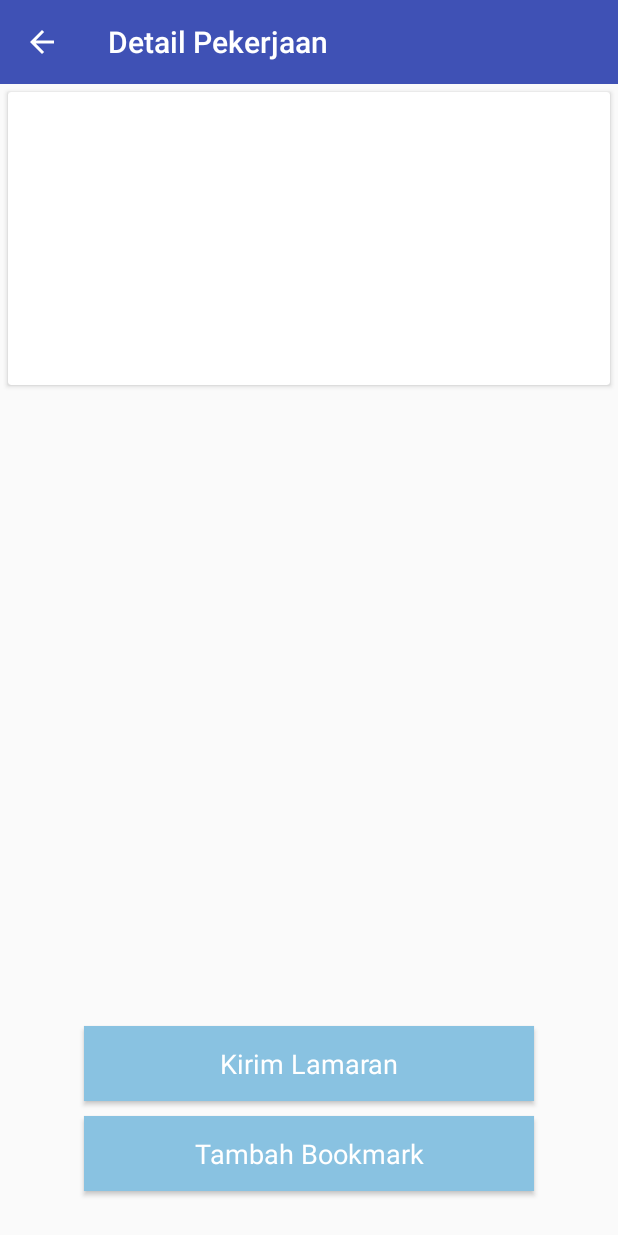
After one commit to renaldysa18/D-loker, an Android app: the TimelineDetail screen opened directly, with no data from a screen before it, on a phone screen of 412 x 824 dp. The commit adds this screen. Run offline under Robolectric (Android 15) with nearby library versions, the phone set to English and light mode, and no system bars; our stand-ins replace Firebase (no records; nobody signed in at launch, a user with empty details on screens opened directly).

Commit message:
add detail, minus image

```diff
--- a/app/src/main/AndroidManifest.xml
+++ b/app/src/main/AndroidManifest.xml
@@ -1,7 +1,6 @@
 <?xml version="1.0" encoding="utf-8"?>
 <manifest xmlns:android="http://schemas.android.com/apk/res/android"
     package="com.example.renaldysabdojatip.dloker">
-
 
     <application
         android:allowBackup="true"
@@ -28,7 +27,10 @@
         <activity
             android:name=".MainActivity"
             android:label="@string/app_name"
-            android:theme="@style/AppTheme.NoActionBar"></activity>
+            android:theme="@style/AppTheme.NoActionBar" />
+        <activity android:name=".TimelineDetail"
+            android:theme="@style/AppTheme.NoActionBar"
+            />
     </application>
 
 </manifest>
--- a/app/src/main/java/com/example/renaldysabdojatip/dloker/Timeline.java
+++ b/app/src/main/java/com/example/renaldysabdojatip/dloker/Timeline.java
@@ -2,16 +2,25 @@ package com.example.renaldysabdojatip.dloker;
 
 public class Timeline {
 
-    private String title, perusahaan, lokasi;
+    private String title, perusahaan, lokasi, detail;
 
     public Timeline(){
 
     }
 
-    public Timeline(String title, String perusahaan, String lokasi) {
+    public Timeline(String title, String perusahaan, String lokasi, String detail) {
         this.title = title;
         this.perusahaan = perusahaan;
         this.lokasi = lokasi;
+        this.detail = detail;
+    }
+
+    public String getDetail() {
+        return detail;
+    }
+
+    public void setDetail(String detail) {
+        this.detail = detail;
     }
 
     public String getTitle() {
--- a/app/src/main/java/com/example/renaldysabdojatip/dloker/TimelineAdapter.java
+++ b/app/src/main/java/com/example/renaldysabdojatip/dloker/TimelineAdapter.java
@@ -1,6 +1,7 @@
 package com.example.renaldysabdojatip.dloker;
 
 import android.content.Context;
+import android.content.Intent;
 import android.support.annotation.NonNull;
 import android.support.v7.widget.CardView;
 import android.support.v7.widget.RecyclerView;
@@ -17,6 +18,7 @@ public class TimelineAdapter extends RecyclerView.Adapter<TimelineAdapter.Timeli
     public CardView cardView;
     List<Timeline> timelines;
 
+
     public TimelineAdapter(Context mCtx, List<Timeline> timelines) {
         this.mCtx = mCtx;
         this.timelines = timelines;
@@ -31,11 +33,32 @@ public class TimelineAdapter extends RecyclerView.Adapter<TimelineAdapter.Timeli
     }
 
     @Override
-    public void onBindViewHolder(@NonNull TimelineViewHolder holder, int position) {
+    public void onBindViewHolder(@NonNull TimelineViewHolder holder, final int position) {
         Timeline tm = timelines.get(position);
         holder.tvtitle.setText(tm.getTitle());
         holder.tvperusahaan.setText(tm.getPerusahaan());
         holder.tvlokasi.setText(tm.getLokasi());
+
+        final String title = tm.getTitle();
+        final String perusahaan = tm.getPerusahaan();
+        final String lokasi = tm.getLokasi();
+        final String detail = tm.getDetail();
+
+        holder.mCardview.setOnClickListener(new View.OnClickListener() {
+            @Override
+            public void onClick(View v) {
+                Intent intent = new Intent(v.getContext(), TimelineDetail.class);
+                intent.putExtra("Title", title);
+                intent.putExtra("Perusahaan", perusahaan);
+                intent.putExtra("Lokasi", lokasi);
+                intent.putExtra("DetailPekerjaan", detail);
+                v.getContext().startActivity(intent);
+
+
+
+                //Toast.makeText(v.getContext(), String.valueOf(position), Toast.LENGTH_SHORT).show();
+            }
+        });
     }
 
     @Override
--- /dev/null
+++ b/app/src/main/java/com/example/renaldysabdojatip/dloker/TimelineDetail.java
@@ -0,0 +1,62 @@
+package com.example.renaldysabdojatip.dloker;
+
+import android.support.v7.app.AppCompatActivity;
+import android.os.Bundle;
+import android.view.View;
+import android.widget.TextView;
+
+import com.google.firebase.database.DatabaseReference;
+import com.google.firebase.database.FirebaseDatabase;
+
+import java.util.ArrayList;
+import java.util.List;
+
+public class TimelineDetail extends AppCompatActivity {
+
+    DatabaseReference mDatabase = FirebaseDatabase.getInstance().getReference();
+    List<Timeline> timelines = new ArrayList<>();
+    TimelineAdapter adapter;
+
+    TextView tvTitle, tvPerusahaan, tvLokasi, tvDetail;
+    String sTitle, sPerusahaan, sLokasi, sDetail;
+
+    public TimelineDetail() {
+    }
+
+
+
+    @Override
+    protected void onCreate(Bundle savedInstanceState) {
+        super.onCreate(savedInstanceState);
+        setContentView(R.layout.activity_timeline_detail);
+
+        android.support.v7.widget.Toolbar toolbar = (android.support.v7.widget.Toolbar)findViewById(R.id.toobar_detail);
+        toolbar.setTitle(getString(R.string.Detail_pekerjaan));
+        toolbar.setNavigationIcon(R.drawable.ic_arrow_back);
+
+        toolbar.setNavigationOnClickListener(new View.OnClickListener() {
+            @Override
+            public void onClick(View v) {
+                finish();
+            }
+        });
+
+        Bundle extras = getIntent().getExtras();
+
+        if (extras != null) {
+            sTitle = extras.getString("Title");
+            sPerusahaan = extras.getString("Perusahaan");
+            sLokasi = extras.getString("Lokasi");
+            sDetail = extras.getString("DetailPekerjaan");
+        }
+        tvTitle = (TextView)findViewById(R.id.textViewTitle_timeline);
+        tvLokasi = (TextView)findViewById(R.id.textViewLokasi_timeline_detail);
+        tvPerusahaan = (TextView)findViewById(R.id.textViewPerusahaan_timeline);
+        tvDetail = (TextView)findViewById(R.id.deksripsi_detail);
+
+        tvTitle.setText(sTitle);
+        tvPerusahaan.setText(sPerusahaan);
+        tvLokasi.setText(sLokasi);
+        tvDetail.setText(sDetail);
+    }
+}
--- a/app/src/main/java/com/example/renaldysabdojatip/dloker/TimelineFragment.java
+++ b/app/src/main/java/com/example/renaldysabdojatip/dloker/TimelineFragment.java
@@ -56,7 +56,8 @@ public class TimelineFragment extends Fragment {
                     String title  = ds.child("Title").getValue(String.class);
                     String perusahaan = ds.child("Perusahaan").getValue(String.class);
                     String lokasi = ds.child("Lokasi").getValue(String.class);
-                    timelines.add(new Timeline(title, perusahaan, lokasi));
+                    String detail = ds.child("DetailPekerjaan").getValue(String.class);
+                    timelines.add(new Timeline(title, perusahaan, lokasi,detail));
                 }
 
                 adapter = new TimelineAdapter(getContext(), timelines);
--- /dev/null
+++ b/app/src/main/res/drawable/ic_arrow_back.xml
@@ -0,0 +1,5 @@
+<vector android:height="24dp" android:tint="#FFFFFF"
+    android:viewportHeight="24.0" android:viewportWidth="24.0"
+    android:width="24dp" xmlns:android="http://schemas.android.com/apk/res/android">
+    <path android:fillColor="#FF000000" android:pathData="M20,11H7.83l5.59,-5.59L12,4l-8,8 8,8 1.41,-1.41L7.83,13H20v-2z"/>
+</vector>
--- /dev/null
+++ b/app/src/main/res/layout/activity_timeline_detail.xml
@@ -0,0 +1,132 @@
+<?xml version="1.0" encoding="utf-8"?>
+<RelativeLayout xmlns:android="http://schemas.android.com/apk/res/android"
+    xmlns:app="http://schemas.android.com/apk/res-auto"
+    xmlns:tools="http://schemas.android.com/tools"
+    android:layout_width="match_parent"
+    android:layout_height="match_parent"
+    tools:context=".TimelineDetail">
+
+    <android.support.v7.widget.Toolbar
+        android:id="@+id/toobar_detail"
+        android:background="?attr/colorPrimary"
+        android:minHeight="?attr/actionBarSize"
+        app:theme="@style/ThemeOverlay.AppCompat.Dark"
+        android:layout_width="match_parent"
+        android:layout_height="wrap_content">
+
+    </android.support.v7.widget.Toolbar>
+
+    <LinearLayout
+        android:id="@+id/content_detail_timline"
+        android:layout_below="@id/toobar_detail"
+        android:gravity="center"
+        android:layout_width="match_parent"
+        android:layout_height="match_parent"
+        android:orientation="vertical">
+
+        <android.support.v7.widget.CardView
+            android:id="@+id/detail_timeline_card"
+            android:layout_width="match_parent"
+            android:layout_height="0dp"
+            android:layout_weight="1"
+            android:layout_margin="5dp">
+
+            <RelativeLayout
+                android:layout_width="match_parent"
+                android:layout_height="wrap_content"
+                android:padding="8dp">
+
+                <ImageView
+                    android:id="@+id/imageView_timeline"
+                    android:layout_width="120dp"
+                    android:layout_height="90dp"
+                    android:padding="4dp" />
+
+                <TextView
+                    android:id="@+id/textViewTitle_timeline"
+                    android:layout_width="wrap_content"
+                    android:layout_height="wrap_content"
+                    android:layout_marginLeft="5dp"
+                    android:layout_toRightOf="@id/imageView_timeline"
+                    android:text="Penerjemah Literasi"
+                    android:textAppearance="@style/Base.TextAppearance.AppCompat.Medium"
+                    android:textColor="#000000" />
+
+                <TextView
+                    android:id="@+id/textViewPerusahaan_timeline"
+                    android:layout_width="wrap_content"
+                    android:layout_height="wrap_content"
+                    android:layout_below="@id/textViewTitle_timeline"
+                    android:layout_marginLeft="5dp"
+                    android:layout_marginTop="5dp"
+                    android:layout_toRightOf="@id/imageView_timeline"
+                    android:text="Perpustakaan Imam"
+                    android:textAppearance="@style/Base.TextAppearance.AppCompat.Small" />
+
+                <TextView
+                    android:id="@+id/textViewLokasi_timeline_detail"
+                    android:layout_width="wrap_content"
+                    android:layout_height="wrap_content"
+                    android:layout_below="@id/textViewPerusahaan_timeline"
+                    android:layout_marginLeft="5dp"
+                    android:layout_marginTop="5dp"
+                    android:layout_toRightOf="@id/imageView_timeline"
+                    android:paddingLeft="15dp"
+                    android:paddingRight="15dp"
+                    android:text="Jakarta" />
+
+                <!--<TextView
+                    android:id="@+id/textViewWaktu_timeline"
+                    android:layout_width="wrap_content"
+                    android:layout_height="wrap_content"
+                    android:layout_below="@id/textViewLokasi_timeline"
+                    android:layout_marginLeft="5dp"
+                    android:layout_marginTop="5dp"
+                    android:layout_toRightOf="@id/imageView_timeline"
+                    android:text="1 jam yang lalu"
+                    android:textAppearance="@style/Base.TextAppearance.AppCompat.Small" />
+        -->
+            </RelativeLayout>
+
+        </android.support.v7.widget.CardView>
+
+        <ScrollView
+            android:layout_weight="2"
+            android:layout_width="match_parent"
+            android:layout_height="0dp">
+
+            <TextView
+                android:id="@+id/deksripsi_detail"
+                android:textColor="@color/black"
+                android:text="@string/deskripsi"
+                android:textAppearance="?android:textAppearanceMedium"
+                android:layout_margin="7dp"
+                android:layout_width="match_parent"
+                android:layout_height="match_parent" />
+
+        </ScrollView>
+
+        <Button
+            android:textColor="@color/white"
+            android:textAppearance="?android:textAppearanceMedium"
+            android:text="@string/kirim_lamaran"
+            android:background="@color/backgroudn"
+            android:layout_marginBottom="10dp"
+            android:layout_marginTop="@dimen/top"
+            android:id="@+id/btn_kirim_lamaran"
+            android:layout_width="@dimen/edit_width"
+            android:layout_height="@dimen/edit_height" />
+
+        <Button
+            android:textAppearance="?android:textAppearanceMedium"
+            android:text="@string/tambah_bookmark"
+            android:textColor="@color/white"
+            android:layout_marginBottom="@dimen/top"
+            android:background="@color/backgroudn"
+            android:id="@+id/btn_tmbh_bookmark"
+            android:layout_width="@dimen/edit_width"
+            android:layout_height="@dimen/edit_height" />
+
+    </LinearLayout>
+
+</RelativeLayout>
--- a/app/src/main/res/layout/fragment_timeline.xml
+++ b/app/src/main/res/layout/fragment_timeline.xml
@@ -3,6 +3,7 @@
     xmlns:tools="http://schemas.android.com/tools"
     android:layout_width="match_parent"
     android:layout_height="match_parent"
+    android:id="@+id/timeline_frame"
     tools:context=".TimelineFragment">
 
     <!-- TODO: Update blank fragment layout -->
--- a/app/src/main/res/values/colors.xml
+++ b/app/src/main/res/values/colors.xml
@@ -8,4 +8,5 @@
     <color name="white">#ffffff</color>
     <color name="darkBlur">#345ec9</color>
     <color name="tranparant">#00ffffff</color>
+    <color name="black">#000000</color>
 </resources>
--- a/app/src/main/res/values/strings.xml
+++ b/app/src/main/res/values/strings.xml
@@ -35,4 +35,8 @@
     <string name="edit_data_diri">Edit Data Diri</string>
     <string name="simpan">Simpan</string>
     <string name="keluar">Keluar</string>
+    <string name="kirim_lamaran">Kirim Lamaran</string>
+    <string name="tambah_bookmark">Tambah Bookmark</string>
+    <string name="Detail_pekerjaan">Detail Pekerjaan</string>
+    <string name="deskripsi">Deskripsi</string>
 </resources>
```
